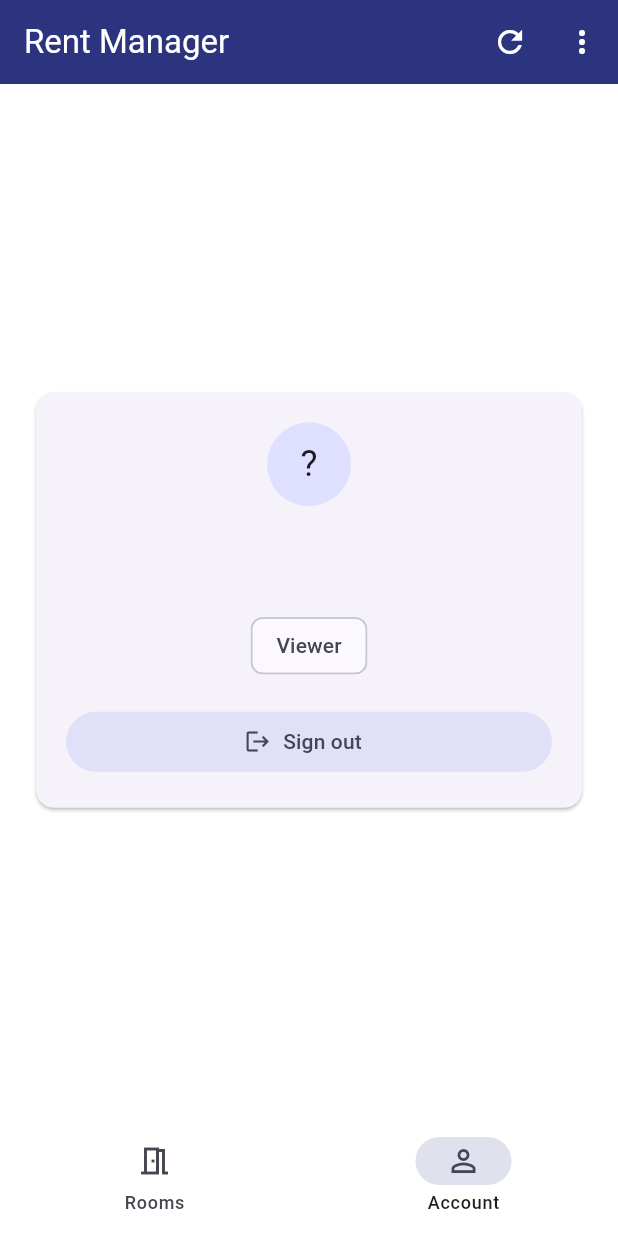
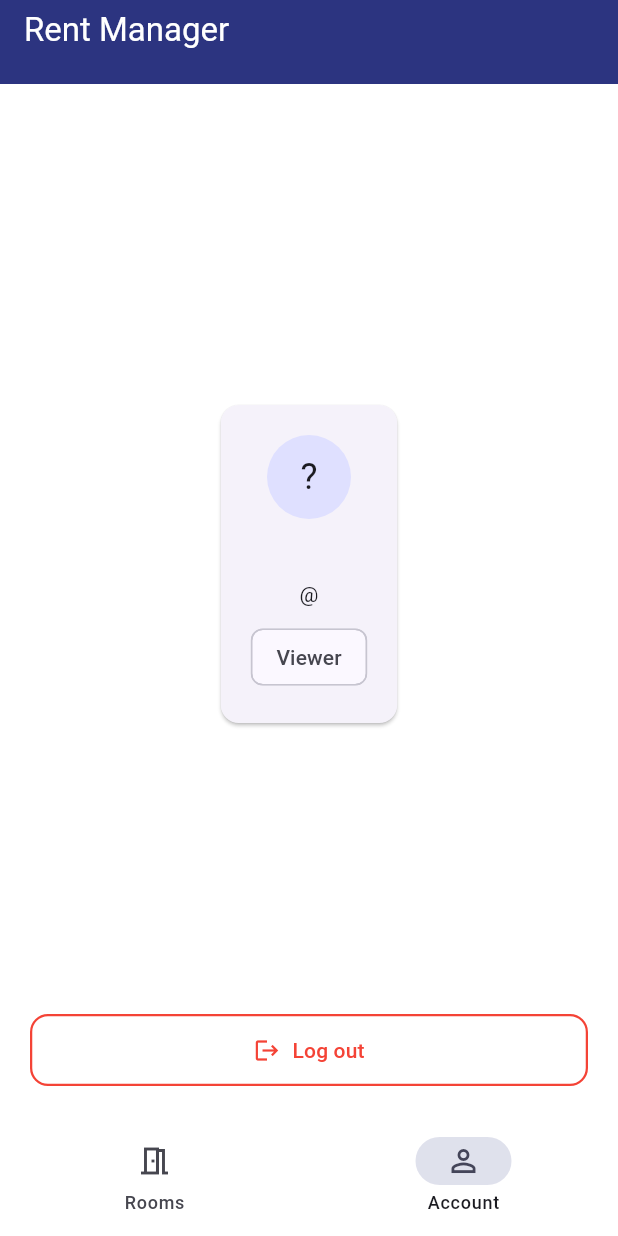
Before and after one commit to bcsuk999/rentmanage, a Flutter app: the HomePage screen opened directly with empty values, item 2 of the bottom bar chosen, on a phone screen of 412 x 824 dp. Run offline on Flutter 3.47's test engine with Material 3 defaults, Android fonts, the phone set to English and light mode, and no system bars; our stand-ins replace shared_preferences; accounts and stored records are empty; network calls fail.

Commit message:
Trim home header, red-outline logout pinned to account bottom

```diff
--- a/mobile/lib/home_page.dart
+++ b/mobile/lib/home_page.dart
@@ -142,52 +142,19 @@ class _HomePageState extends State<HomePage> {
 
   @override
   Widget build(BuildContext context) {
-    final width = MediaQuery.sizeOf(context).width;
-    final narrow = width < 480;
     return Scaffold(
       appBar: AppBar(
+        // Pull-to-refresh handles reloading, so the header stays clean.
         title: Column(
           crossAxisAlignment: CrossAxisAlignment.start,
           children: [
             const Text('Rent Manager'),
-            if (!narrow)
             Text('${widget.user['name'] ?? widget.user['username'] ?? ''}',
                 style: Theme.of(context).textTheme.bodySmall?.copyWith(
                       color: Theme.of(context).colorScheme.onPrimary.withValues(alpha: 0.85),
                     )),
           ],
         ),
-        actions: [
-          // Narrow screens get at most two icons so the bar can never overflow.
-          if (!narrow && _isAdmin && _tab == 0)
-            IconButton(tooltip: 'Add room', icon: const Icon(Icons.add), onPressed: _showAddRoom),
-          IconButton(tooltip: 'Refresh', icon: const Icon(Icons.refresh), onPressed: () => _refresh()),
-          if (!narrow)
-            Padding(
-              padding: const EdgeInsets.only(right: 4),
-              child: Chip(label: Text(_isAdmin ? 'Admin' : 'Viewer')),
-            ),
-          if (narrow)
-            PopupMenuButton<String>(
-              tooltip: 'Menu',
-              onSelected: (v) {
-                if (v == 'logout') _signOut();
-                if (v == 'add') _showAddRoom();
-              },
-              itemBuilder: (_) => [
-                if (_isAdmin && _tab == 0)
-                  const PopupMenuItem(value: 'add', child: Text('Add room')),
-                PopupMenuItem(
-                  value: 'role',
-                  enabled: false,
-                  child: Text(_isAdmin ? 'Admin' : 'Viewer'),
-                ),
-                const PopupMenuItem(value: 'logout', child: Text('Sign out')),
-              ],
-            )
-          else
-            IconButton(tooltip: 'Sign out', icon: const Icon(Icons.logout), onPressed: _signOut),
-        ],
       ),
       body: _tab == 0 ? _roomsTab(context) : _accountTab(context),
       bottomNavigationBar: NavigationBar(
@@ -334,15 +301,21 @@ class _HomePageState extends State<HomePage> {
   Widget _accountTab(BuildContext context) {
     final theme = Theme.of(context);
     final name = '${widget.user['name'] ?? widget.user['username'] ?? 'Account'}';
-    return Center(
-      child: SingleChildScrollView(
+    final contact = '${widget.user['contact'] ?? ''}';
+    return SafeArea(
+      child: Padding(
         padding: const EdgeInsets.all(20),
+        child: Column(
+          children: [
+            Expanded(
+              child: Center(
                 child: ConstrainedBox(
                   constraints: const BoxConstraints(maxWidth: 420),
                   child: Card(
                     child: Padding(
                       padding: const EdgeInsets.all(20),
                       child: Column(
+                        mainAxisSize: MainAxisSize.min,
                         children: [
                           CircleAvatar(
                             radius: 28,
@@ -353,22 +326,39 @@ class _HomePageState extends State<HomePage> {
                           ),
                           const SizedBox(height: 12),
                           Text(name, style: theme.textTheme.titleLarge),
-                  Text('${widget.user['username'] ?? ''}', style: theme.textTheme.bodyMedium),
+                          Text('@${widget.user['username'] ?? ''}',
+                              style: theme.textTheme.bodyMedium),
+                          if (contact.isNotEmpty) ...[
+                            const SizedBox(height: 4),
+                            Text(contact, style: theme.textTheme.bodyMedium),
+                          ],
                           const SizedBox(height: 8),
                           Chip(label: Text(_isAdmin ? 'Admin' : 'Viewer')),
-                  const SizedBox(height: 16),
-                  SizedBox(
-                    width: double.infinity,
-                    child: FilledButton.tonalIcon(
-                      onPressed: _signOut,
-                      icon: const Icon(Icons.logout),
-                      label: const Text('Sign out'),
-                    ),
-                  ),
                         ],
                       ),
                     ),
                   ),
+                ),
+              ),
+            ),
+            ConstrainedBox(
+              constraints: const BoxConstraints(maxWidth: 420),
+              child: SizedBox(
+                width: double.infinity,
+                child: OutlinedButton.icon(
+                  onPressed: _signOut,
+                  icon: const Icon(Icons.logout, color: Colors.red),
+                  label: const Text('Log out', style: TextStyle(color: Colors.red)),
+                  style: OutlinedButton.styleFrom(
+                    side: const BorderSide(color: Colors.red, width: 1.5),
+                    backgroundColor: Colors.transparent,
+                    padding: const EdgeInsets.symmetric(vertical: 14),
+                    shape: RoundedRectangleBorder(borderRadius: BorderRadius.circular(12)),
+                  ),
+                ),
+              ),
+            ),
+          ],
         ),
       ),
     );
```
Lines whose indentation alone changed are shown as unchanged.
